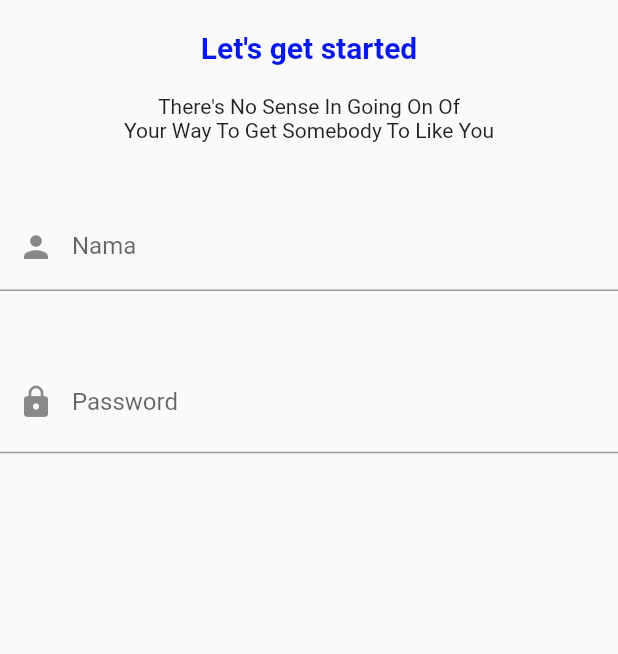
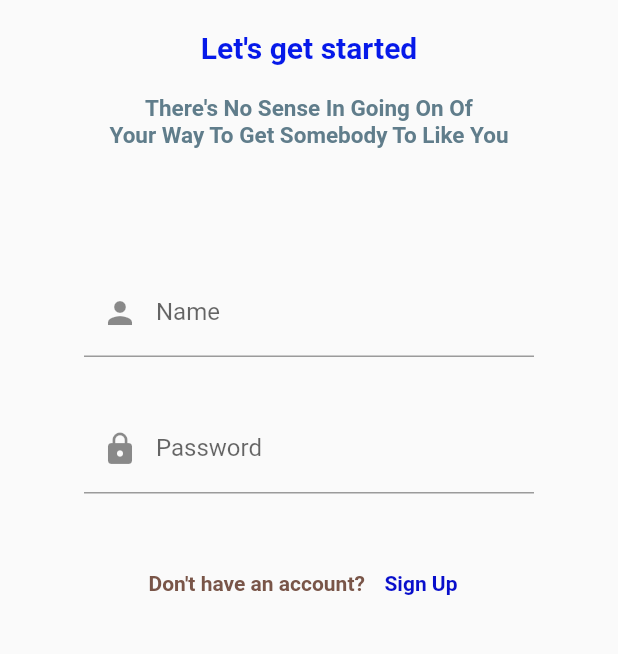
Before and after one commit to ZettoZet/PAML_Exercise01, a Flutter app: the screen it shows after launch, on a phone screen of 412 x 824 dp, the part 345-999 px from its top. Run offline on Flutter 3.47's test engine with Material 2 defaults, Android fonts, the phone set to English and light mode, and no system bars.

Commit message:
adding button on login

```diff
--- a/lib/loginpage.dart
+++ b/lib/loginpage.dart
@@ -1,3 +1,4 @@
+import 'package:exercise01_paml/registerpage.dart';
 import 'package:flutter/material.dart';
 //import 'package:flutter/src/widgets/framework.dart';
 //import 'package:flutter/src/widgets/placeholder.dart';
@@ -10,14 +11,20 @@ class LoginPage extends StatefulWidget {
 }
 
 class _LoginPageState extends State<LoginPage> {
+  final _logData = GlobalKey<FormState>();
+  final nameData = TextEditingController();
+  final passData = TextEditingController();
 
-  bool eyeToggle = true;
+  bool Toggle = true;
 
   @override
   Widget build(BuildContext context) {
     return Scaffold(
-      body: Column(mainAxisAlignment: MainAxisAlignment.start,
-      children: <Widget>[
+      body: SingleChildScrollView(
+        child: Center(
+            key: _logData,
+            child: Column(
+              children: [
                 Container(
                   height: 80,
                 ),
@@ -34,50 +41,100 @@ class _LoginPageState extends State<LoginPage> {
                   style: TextStyle(
                       color: Color.fromARGB(255, 6, 25, 233),
                       fontSize: 20,
-            fontWeight: FontWeight.bold
-          ),
+                      fontWeight: FontWeight.bold),
                 ),
                 Container(
                   height: 20,
                 ),
-        const Text("There's No Sense In Going On Of"),
-        const Text('Your Way To Get Somebody To Like You'),
+                const Text(
+                  "There's No Sense In Going On Of",
+                  style: TextStyle(
+                      color: Colors.blueGrey,
+                      fontSize: 15,
+                      fontWeight: FontWeight.bold),
+                ),
+                const Text(
+                  'Your Way To Get Somebody To Like You',
+                  style: TextStyle(
+                      color: Colors.blueGrey,
+                      fontSize: 15,
+                      fontWeight: FontWeight.bold),
+                ),
                 Container(
-          height: 40,
+                  height: 80,
                 ),
-        TextFormField(
+                Container(
+                    width: 300,
+                    height: 60,
+                    child: TextFormField(
                       keyboardType: TextInputType.name,
                       controller: TextEditingController(),
                       decoration: InputDecoration(
-            labelText: 'Nama',
+                          labelText: 'Name',
                           hintText: 'Enter your name',
-            prefixIcon: Icon(Icons.person)
-          ),
+                          prefixIcon: Icon(Icons.person)),
+                    )),
+                Container(
+                  height: 30,
                 ),
                 Container(
-          height: 40,
-        ),
-        TextFormField(
+                  width: 300,
+                  height: 60,
+                  child: TextFormField(
                     keyboardType: TextInputType.text,
-          obscureText: eyeToggle,
+                    obscureText: Toggle,
                     controller: TextEditingController(),
                     decoration: InputDecoration(
                         labelText: 'Password',
                         hintText: 'Enter your password',
                         prefixIcon: Icon(Icons.lock),
                         suffix: InkWell(
-              onTap: (){
+                          onTap: () {
                             setState(() {
-                  eyeToggle = !eyeToggle;
+                              Toggle = !Toggle;
                             });
                           },
                           child: Icon(
-                eyeToggle ? Icons.visibility : Icons.visibility_off
+                              Toggle ? Icons.visibility_off : Icons.visibility),
+                        )),
+                  ),
+                ),
+                Container(
+                  height: 30,
+                ),
+                Container(
+                  width: 300,
+                  height: 60,
+                  child: Row(mainAxisAlignment: MainAxisAlignment.center,
+                    children: [
+                      Text(
+                        "Don't have an account?",
+                        style: TextStyle(
+                            fontWeight: FontWeight.bold, color: Colors.brown),
+                      ),
+                      Container(
+                        width: 5,
+                      ),
+                      TextButton(
+                          onPressed: () {
+                            Navigator.push(
+                                context,
+                                MaterialPageRoute(
+                                    builder: (context) => RegisterPage()));
+                          },
+                          child: Text(
+                            'Sign Up',
+                            style: TextStyle(
+                              fontWeight: FontWeight.bold,
+                              color: Color.fromARGB(255, 8, 14, 203)
                             ),
                           )
+                        )
+                    ],
                   ),
-        ),
+                )
               ],
+            )),
       ),
     );
   }
```
Lines whose indentation alone changed are shown as unchanged.
